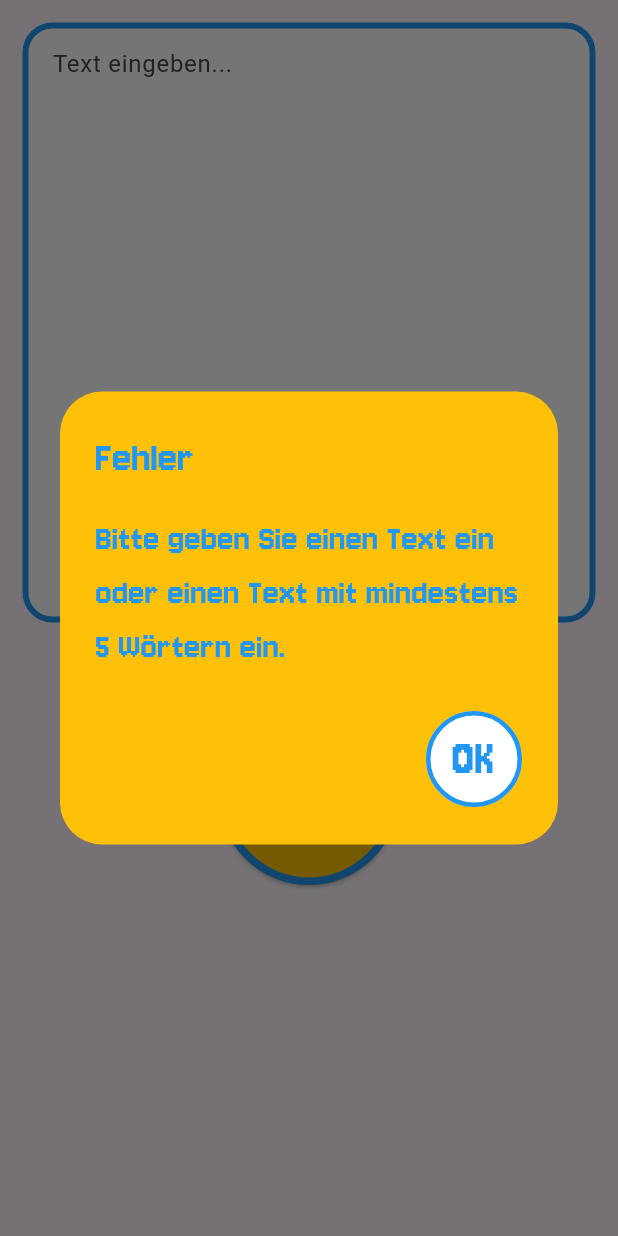
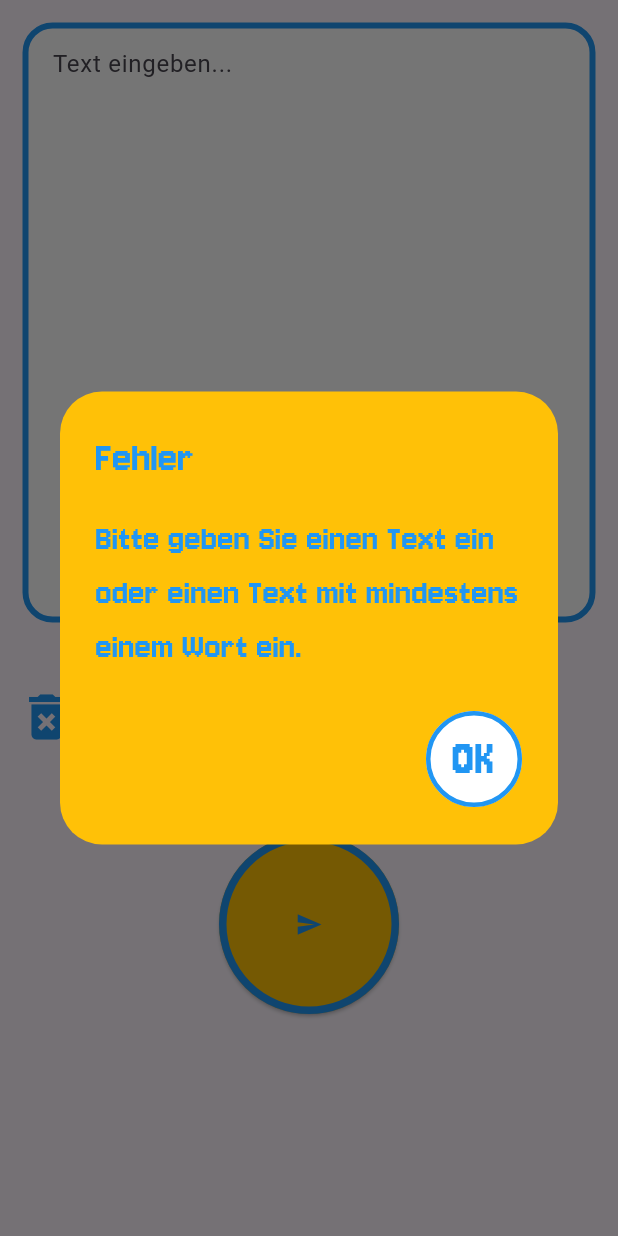
Before and after one commit to mohi-prog/first-project, a Flutter app: the Summarize widget shown alone on an empty page, opened directly, after a tap on the "send" icon, on a phone screen of 412 x 824 dp. Run offline on Flutter 3.47's test engine with Material 3 defaults, Android fonts, the phone set to English and light mode, and no system bars; our stand-ins replace cloud_firestore, firebase_auth, firebase_core, flutter_dotenv, google_generative_ai, google_sign_in and 2 more; accounts and stored records are empty.

```diff
--- a/lib/ai_service.dart
+++ b/lib/ai_service.dart
@@ -28,7 +28,7 @@ class AiService {
   Future<String> summarizeText(String text) async {
     final prompt =
         '''
-Fasse den folgenden Text kurz, einfach und max. 50 Wörtern zusammen, also deine Antwort soll maximal 50 Wörtern zusammengefasst sein und dann punkt und mach es in einer einfachen Sprache so b1-b2 niveau:
+Fasse den folgenden Text kurz, einfach und max. 50 Wörtern zusammen, also deine Antwort soll sehr gut zusammengefasst sein und mach die Länge, wenn der Nutzer etwas dazu sagt, passend zu seiner Anforderung, wenn nichts gesagt wird fasse es so zusammen, wie es zu diesem Text/Textart passt und dann punkt und mach es in einer einfachen Sprache so b1-b2 niveau:
 
 $text
 ''';
--- a/lib/summarizer.dart
+++ b/lib/summarizer.dart
@@ -78,7 +78,11 @@ class _SummarizeState extends State<Summarize> {
 
     final List<String> history = prefs.getStringList('history') ?? [];
 
-    final item = SummaryItem(text: summary, date: DateTime.now());
+    final item = SummaryItem(
+      inputText: _controller.text,
+      summaryText: summary,
+      date: DateTime.now(),
+    );
 
     history.insert(0, jsonEncode(item.toJson())); // neueste oben
 
@@ -105,8 +109,10 @@ class _SummarizeState extends State<Summarize> {
                 maxLines: null,
                 expands: true,
                 textAlignVertical: TextAlignVertical.top,
+
                 decoration: InputDecoration(
                   hintText: 'Text eingeben...',
+
                   filled: true,
                   fillColor: Colors.white,
                   enabledBorder: OutlineInputBorder(
@@ -123,8 +129,31 @@ class _SummarizeState extends State<Summarize> {
             ),
           ),
 
-          const SizedBox(height: 40),
+          /*suffixIcon: Padding(
+                    padding: const EdgeInsets.all(10),
+                    child: IconButton(
+                      icon: Icon(Icons.delete_forever, color: Colors.blue, size: 40),
+                      onPressed: () {
+                        _controller.clear();
+                      },),),*/
+          Stack(
+            children: [
+              Padding(
+                padding: const EdgeInsets.only(top: 20, right: 350),
 
+                child: IconButton(
+                  icon: const Icon(
+                    Icons.delete_forever,
+                    color: Colors.blue,
+                    size: 40,
+                  ),
+                  onPressed: () => _controller.clear(),
+                ),
+              ),
+            ],
+          ),
+
+          SizedBox(height: 50),
           SizedBox(
             height: 120,
             width: 120,
@@ -153,7 +182,7 @@ class _SummarizeState extends State<Summarize> {
                               ),
                             ),
                             content: const Text(
-                              'Bitte geben Sie einen Text ein oder einen Text mit mindestens 5 Wörtern ein.',
+                              'Bitte geben Sie einen Text ein oder einen Text mit mindestens einem Wort ein.',
                               style: TextStyle(
                                 color: Colors.blue,
                                 fontFamily: 'Jersey',
--- a/lib/summary_item.dart
+++ b/lib/summary_item.dart
@@ -1,15 +1,25 @@
 class SummaryItem {
-  final String text;
+  final String inputText;
+  final String summaryText;
   final DateTime date;
 
-  SummaryItem({required this.text, required this.date});
+  SummaryItem({
+    required this.inputText,
+    required this.summaryText,
+    required this.date,
+  });
 
   Map<String, dynamic> toJson() => {
-    'text': text,
+    'inputText': inputText,
+    'summaryText': summaryText,
     'date': date.toIso8601String(),
   };
 
   factory SummaryItem.fromJson(Map<String, dynamic> json) {
-    return SummaryItem(text: json['text'], date: DateTime.parse(json['date']));
+    return SummaryItem(
+      inputText: json['inputText'],
+      summaryText: json['summaryText'],
+      date: DateTime.parse(json['date']),
+    );
   }
 }
--- a/pubspec.yaml
+++ b/pubspec.yaml
@@ -22,6 +22,7 @@ dependencies:
   flutter_dotenv: ^6.0.0
   google_generative_ai: ^0.4.7
   shared_preferences: ^2.5.4
+  share_plus: ^12.0.1
 
 dev_dependencies:
   flutter_test:
```
Also changed, not shown: lib/Summarize_Text.dart (+10 -0 lines), lib/history_screen.dart (+58 -2 lines), lib/main.dart (+10 -0 lines), lib/summary_detail_page.dart (added, +91 -0 lines), pubspec.lock, 5 other files.
